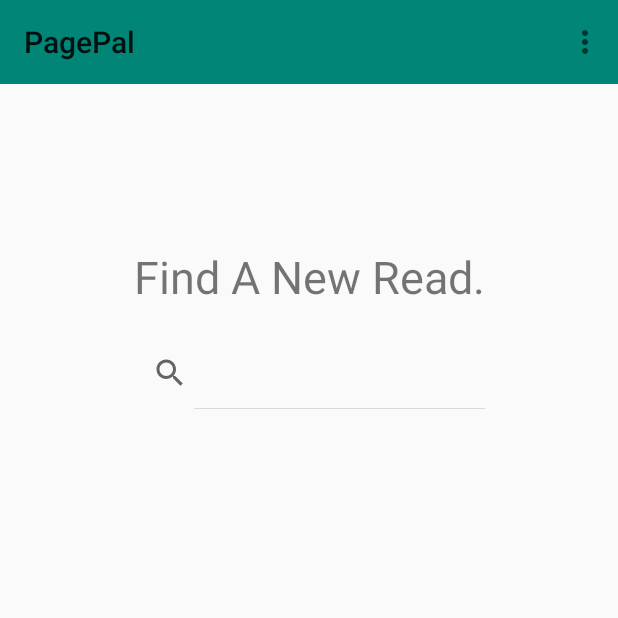
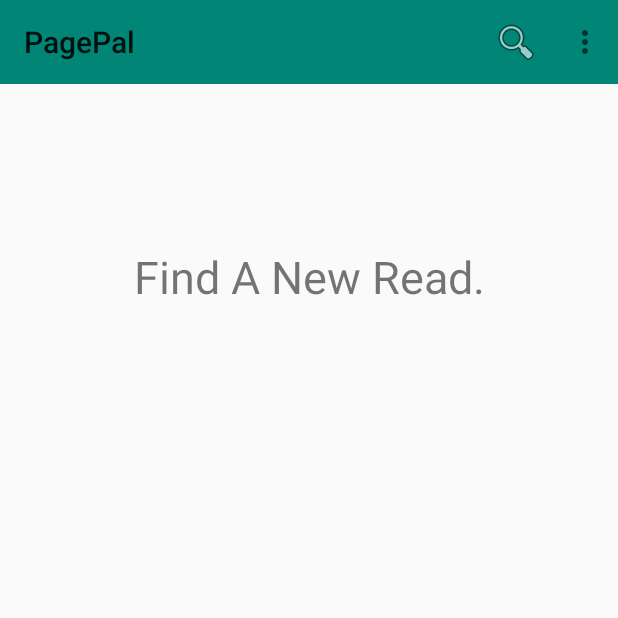
Before and after one commit to CMPUT301W19T21/PagePal, an Android app: the screen it shows after launch once a user with an empty profile is signed in (MainActivity), on a phone screen of 412 x 824 dp, the top half of it. Run offline under Robolectric (Android 15) with nearby library versions, the phone set to English and light mode, and no system bars; our stand-ins replace Firebase (no records; nobody signed in at launch, a user with empty details on screens opened directly); libraries missing offline, so code that uses them is left out: com.firebase.client; 3 statements that could not run were skipped.

Commit message:
Revert "Search fix"

```diff
--- a/app/src/main/java/ca/team21/pagepal/views/HomeFragment.java
+++ b/app/src/main/java/ca/team21/pagepal/views/HomeFragment.java
@@ -1,13 +1,11 @@
 package ca.team21.pagepal.views;
 
-import android.app.SearchManager;
 import android.content.Context;
 import android.os.Bundle;
 import android.support.v4.app.Fragment;
 import android.view.LayoutInflater;
 import android.view.View;
 import android.view.ViewGroup;
-import android.widget.SearchView;
 
 import ca.team21.pagepal.R;
 
@@ -66,25 +64,12 @@ public class HomeFragment extends Fragment {
 
     }
 
-    /**
-     * TODO: Update comments
-     * @param inflater
-     * @param container
-     * @param savedInstanceState
-     * @return
-     */
     @Override
     public View onCreateView(LayoutInflater inflater, ViewGroup container,
                              Bundle savedInstanceState) {
         // Inflate the layout for this fragment
-        View rootView = inflater.inflate(R.layout.fragment_home, container, false);
-
-        // Configure Search Widget
-        SearchManager searchManager = (SearchManager) getActivity().getSystemService(Context.SEARCH_SERVICE);
-        SearchView searchView = (SearchView) rootView.findViewById(R.id.findBooks);
-        searchView.setSearchableInfo(searchManager.getSearchableInfo(getActivity().getComponentName()));
-        searchView.setIconifiedByDefault(false);
-        return rootView;    }
+        return inflater.inflate(R.layout.fragment_home, container, false);
+    }
 
     // TODO: Rename method, update argument and hook method into UI event
     public void onButtonPressed() {
--- a/app/src/main/java/ca/team21/pagepal/views/MainActivity.java
+++ b/app/src/main/java/ca/team21/pagepal/views/MainActivity.java
@@ -23,10 +23,8 @@ import com.google.firebase.database.DataSnapshot;
 import com.google.firebase.database.DatabaseError;
 import com.google.firebase.database.DatabaseReference;
 import com.google.firebase.database.FirebaseDatabase;
-import com.google.firebase.database.Query;
 import com.google.firebase.database.ValueEventListener;
 
-import java.util.ArrayList;
 import java.util.Date;
 
 import ca.team21.pagepal.R;
@@ -42,8 +40,7 @@ public class MainActivity extends AppCompatActivity
         BorrowingFragment.OnBorrowingInteractionListener,
         BookFragment.OnListFragmentInteractionListener,
         NotificationsFragment.OnNotificationsInteractionListener,
-        ProfileFragment.OnProfileInteractionListener,
-        SearchedResultsFragment.OnSearchFragmentInteractionListener {
+        ProfileFragment.OnProfileInteractionListener {
 
     private static final String TAG = "MainActivity";
     private static final int EDIT_USER = 9;
@@ -108,10 +105,6 @@ public class MainActivity extends AppCompatActivity
         loadFragment(HomeFragment.newInstance());
 
         Intent intent = getIntent();
-        if (Intent.ACTION_SEARCH.equals(intent.getAction())) {
-            final String keyword = getIntent().getStringExtra(SearchManager.QUERY);
-            queryBooks(keyword);
-        }
         if (intent.hasExtra(USER_EXTRA)) {
             User userToView = intent.getParcelableExtra(USER_EXTRA);
             loadFragment(ProfileFragment.newInstance(userToView));
@@ -147,55 +140,6 @@ public class MainActivity extends AppCompatActivity
 
 
     }
-    /**
-     * Queries the firebase realtime database, filters the results, maps them to Books and adds the Books to a list.
-     *
-     * @param query a string representation of the user's search query
-     */
-    public void queryBooks(final String query) {
-
-        final ArrayList<Book> bookList = new ArrayList<Book>();
-        final String[] keyWords = query.split("\\s+");
-        // Query Firebase
-        Query bookQuery = FirebaseDatabase.getInstance().getReference().child("books");
-
-        bookQuery.addListenerForSingleValueEvent(new ValueEventListener() {
-
-            @Override
-            public void onDataChange(@NonNull DataSnapshot dataSnapshot) {
-                if (dataSnapshot.exists()) {
-                    for (DataSnapshot users: dataSnapshot.getChildren()) { // for each user
-                        for (DataSnapshot data: users.getChildren()) { // for each of their books
-                            String status = data.child("status").getValue(String.class);
-                            // Filter by Status
-                            if (status != null && ( status.equals("Available") || status.equals("Requested"))) {
-
-                                Book book = data.getValue(Book.class);
-                                for (String keyWord : keyWords) {
-
-                                    if ((book.getAuthor().toUpperCase()).contains(keyWord.toUpperCase()) ||
-                                            (book.getTitle().toUpperCase()).contains(keyWord.toUpperCase()) ||
-                                            (book.getDescription().toUpperCase()).contains(keyWord.toUpperCase())) {
-                                        bookList.add(book);
-                                    }
-                                }
-                            }
-                        }
-                    }
-                    loadFragment(SearchedResultsFragment.newInstance(bookList));
-
-                }
-
-            }
-            @Override
-            public void onCancelled(@NonNull DatabaseError databaseError){
-                Log.w(TAG, "queryBooks:failure", databaseError.toException());
-            }
-
-        });
-
-
-    }
 
 
     // TODO Remove the toolbar and place the sign out option in the user profile page.
@@ -208,6 +152,13 @@ public class MainActivity extends AppCompatActivity
     @Override
     public boolean onCreateOptionsMenu(Menu menu) {
         getMenuInflater().inflate(R.menu.toolbar, menu);
+
+        SearchManager searchManager = (SearchManager) getSystemService(Context.SEARCH_SERVICE);
+        SearchView searchView = (SearchView) menu.findItem(R.id.action_search).getActionView();
+        searchView.setSearchableInfo(searchManager.getSearchableInfo(getComponentName()));
+        searchView.setIconifiedByDefault(false);
+
+        //return true;
 
         return super.onCreateOptionsMenu(menu);
     }
@@ -300,12 +251,4 @@ public class MainActivity extends AppCompatActivity
     }
 
 
-    @Override
-    public void viewBookInteraction(Book book) {
-        Intent intent = new Intent(this, BookDetailsActivity.class);
-        intent.putExtra(MainActivity.BOOK_EXTRA, book);
-        User requester = User.getInstance();
-        intent.putExtra(MainActivity.USER_EXTRA, requester);
-        startActivity(intent);
-    }
 }
--- a/app/src/main/java/ca/team21/pagepal/views/SearchedResultsFragment.java
+++ b/app/src/main/java/ca/team21/pagepal/views/SearchedResultsFragment.java
@@ -126,6 +126,6 @@ public class SearchedResultsFragment extends Fragment {
      */
     public interface OnSearchFragmentInteractionListener {
        void viewBookInteraction(Book book) ;
-       void viewUserInteraction(String username);
+       void viewUserInteraction(User user);
     }
 }
--- a/app/src/main/res/layout/activity_book_details.xml
+++ b/app/src/main/res/layout/activity_book_details.xml
@@ -73,8 +73,7 @@
         android:id="@+id/owner_view"
         android:layout_width="wrap_content"
         android:layout_height="wrap_content"
-        android:layout_marginBottom="8dp"
-        app:layout_constraintBottom_toTopOf="@+id/requester_spinner"
+        app:layout_constraintBottom_toTopOf="@+id/view_location_button"
         app:layout_constraintEnd_toEndOf="parent"
         app:layout_constraintHorizontal_bias="0.498"
         app:layout_constraintStart_toStartOf="parent" />
--- a/app/src/main/res/layout/fragment_home.xml
+++ b/app/src/main/res/layout/fragment_home.xml
@@ -29,15 +29,4 @@
         app:layout_constraintBottom_toBottomOf="parent"
         app:layout_constraintEnd_toEndOf="parent"
         app:layout_constraintStart_toStartOf="parent" />
-
-    <SearchView
-        android:id="@+id/findBooks"
-        android:layout_width="250dp"
-        android:layout_height="wrap_content"
-        android:layout_marginStart="100dp"
-        android:layout_marginTop="20dp"
-        android:layout_marginEnd="100dp"
-        app:layout_constraintEnd_toEndOf="parent"
-        app:layout_constraintStart_toStartOf="parent"
-        app:layout_constraintTop_toBottomOf="@+id/search_label" />
 </android.support.constraint.ConstraintLayout>
--- a/app/src/main/res/menu/toolbar.xml
+++ b/app/src/main/res/menu/toolbar.xml
@@ -5,6 +5,12 @@
 xmlns:tools="http://schemas.android.com/tools"
 xmlns:app="http://schemas.android.com/apk/res-auto">
 
+<item
+    android:id="@+id/action_search"
+    android:icon="@android:drawable/ic_menu_search"
+    app:showAsAction="always|collapseActionView"
+    app:actionViewClass="android.support.v7.widget.SearchView"
+    android:title="Search"/>
 <item android:id="@+id/sign_out"
     android:icon="@drawable/ic_exit_to_app_24px"
     android:title="@string/sign_out"
```
Also changed, not shown: app/src/main/AndroidManifest.xml (+17 -5 lines), app/src/main/java/ca/team21/pagepal/controllers/SearchRecyclerViewAdapter.java (+2 -14 lines), app/src/main/java/ca/team21/pagepal/views/SearchActivity.java (added, +145 -0 lines).
